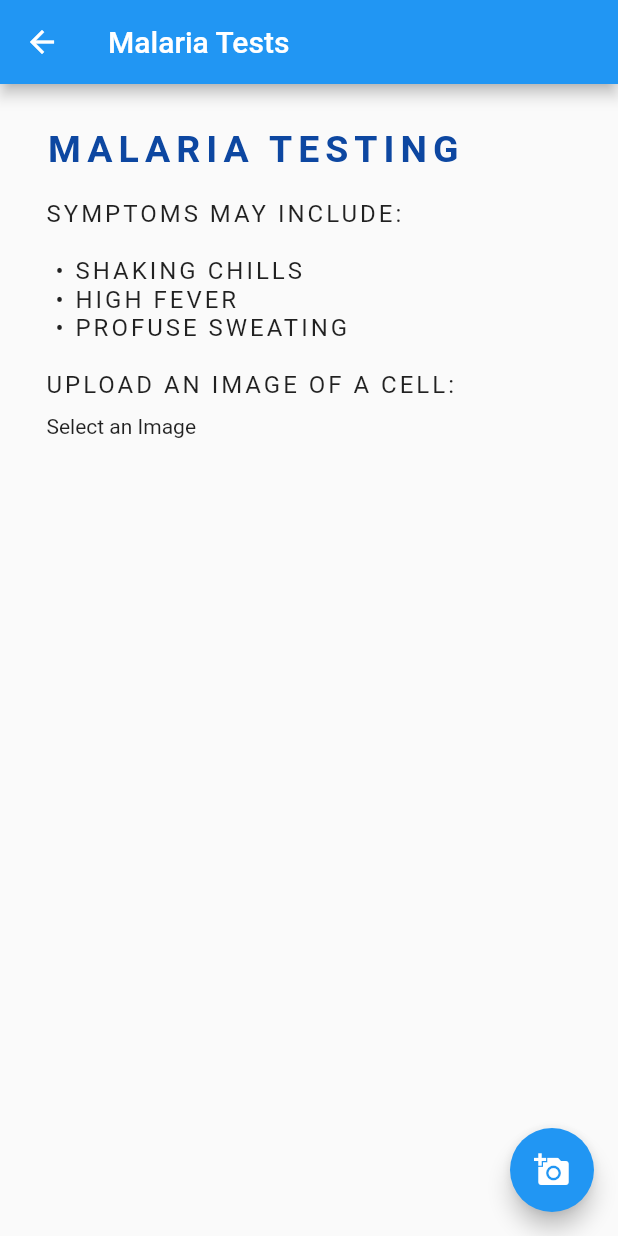
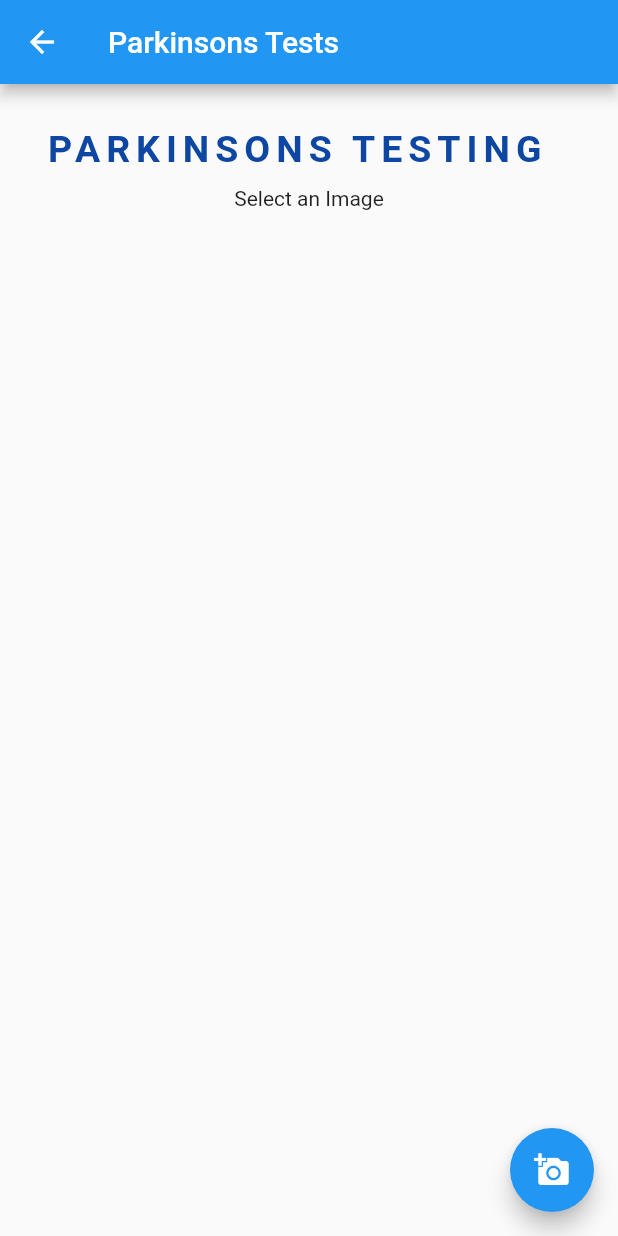
Before and after one commit to KubaWernerowski/to-hacks, a Flutter app: the Tests screen opened by its route, after a tap on "PARKINSONS", on a phone screen of 412 x 824 dp. Run offline on Flutter 3.47's test engine with Material 2 defaults, Android fonts, the phone set to English and light mode, and no system bars; our stand-ins replace image_picker.

Commit message:
Removed unneeded JS code. Final touch ups.

```diff
--- a/demo/lib/main.dart
+++ b/demo/lib/main.dart
@@ -19,6 +19,9 @@ void main() {
           break;
         case '/malaria':
           return MaterialPageRoute(builder: (context) => Malaria());
+          break;
+        case '/parkinsons':
+          return MaterialPageRoute(builder: (context) => Parkinsons());
           break;
       }
     },
@@ -126,7 +129,7 @@ class Tests extends StatelessWidget {
                 child: RaisedButton(
                   onPressed: () {
                     // Navigate to Malaria Upload Image
-                      Navigator.pushNamed(context, '/malaria');
+                    Navigator.pushNamed(context, '/parkinsons');
                   },
                   textColor: Colors.white,
                   color: Colors.blue[700],
@@ -145,10 +148,7 @@ class Tests extends StatelessWidget {
               Container(
                 margin: const EdgeInsets.only(top: 20.0),
                 child: RaisedButton(
-                    onPressed: () {
-                      // Navigate to Malaria Upload Image
-                      Navigator.pushNamed(context, '/malaria');
-                    },
+                  onPressed: null,
                   textColor: Colors.white,
                   color: Colors.blue[700],
                   shape: StadiumBorder(),
@@ -166,10 +166,7 @@ class Tests extends StatelessWidget {
               Container(
                 margin: const EdgeInsets.only(top: 20.0),
                 child: RaisedButton(
-                    onPressed: () {
-                      // Navigate to Malaria Upload Image
-                      Navigator.pushNamed(context, '/malaria');
-                    },
+                  onPressed: null,
                   textColor: Colors.white,
                   color: Colors.blue[700],
                   shape: StadiumBorder(),
@@ -187,10 +184,7 @@ class Tests extends StatelessWidget {
               Container(
                 margin: const EdgeInsets.only(top: 20.0, bottom: 40.0),
                 child: RaisedButton(
-                    onPressed: () {
-                      // Navigate to Malaria Upload Image
-                      Navigator.pushNamed(context, '/malaria');
-                    },
+                  onPressed: null,
                   textColor: Colors.white,
                   color: Colors.blue[700],
                   shape: StadiumBorder(),
@@ -206,7 +200,8 @@ class Tests extends StatelessWidget {
                 ),
               ),
             ],
-            )),
+          ),
+        ),
       ),
     );
   }
@@ -218,28 +213,34 @@ class Malaria extends StatefulWidget {
 }
 
 class _MalariaState extends State<Malaria> {
-  final String flaskEndPoint = 'http://52.233.29.248:80/predict';
+  final String malariaEndpoint = 'http://52.233.29.248:80/predict';
   File _image;
+  String _result;
 
   Future getImage() async {
     var image = await ImagePicker.pickImage(source: ImageSource.gallery);
 
     setState(() {
       _image = image;
-      _uploadIamge();
+      _uploadImage();
     });
   }
 
-  void _uploadIamge() async {
+  void _uploadImage() async {
     if (_image == null) return;
     String base64Image = base64Encode(_image.readAsBytesSync());
     String fileName = _image.path.split('/').last;
 
-    http.post(flaskEndPoint, body: {
+    http.post(malariaEndpoint, body: {
       "image": base64Image,
       "name": fileName,
     }).then((res) {
-      print(res.statusCode);
+      var data = json.decode(res.body);
+      if (data.toString().contains('Clean')) {
+        _result = "Clean";
+      } else {
+        _result = "Malaria Detected";
+      }
     }).catchError((err) {
       print(err);
     });
@@ -283,9 +284,111 @@ class _MalariaState extends State<Malaria> {
                 margin: const EdgeInsets.fromLTRB(30, 10, 30, 10),
                 width: 350,
                 height: 200,
-              child:
-                  _image == null ? Text('Select an Image') : Image.file(_image),
+                child: Column(
+                  children: <Widget>[
+                    _image == null
+                        ? Text('Select an Image')
+                        : Image.file(_image),
+                    _result == null ? Text("") : Text(_result),
+                  ],
+                )),
+          ],
         ),
+      ),
+      floatingActionButton: FloatingActionButton(
+        onPressed: getImage,
+        tooltip: 'Pick Image',
+        child: Icon(Icons.add_a_photo),
+      ),
+    );
+  }
+}
+
+class Parkinsons extends StatefulWidget {
+  @override
+  _ParkinsonsState createState() => _ParkinsonsState();
+}
+
+class _ParkinsonsState extends State<Parkinsons> {
+  final String parkinsonsEndpoint = 'http://52.233.29.248:80/predictp';
+  File _image;
+  String _result;
+
+  Future getImage() async {
+    var image = await ImagePicker.pickImage(source: ImageSource.gallery);
+
+    setState(() {
+      _image = image;
+      _uploadImage();
+    });
+  }
+
+  void _uploadImage() async {
+    if (_image == null) return;
+    String base64Image = base64Encode(_image.readAsBytesSync());
+    String fileName = _image.path.split('/').last;
+
+    http.post(parkinsonsEndpoint, body: {
+      "image": base64Image,
+      "name": fileName,
+    }).then((res) {
+      var data = json.decode(res.body);
+      if (data.toString().contains('Healthy')) {
+        _result = "Healthy";
+      } else {
+        _result = "Parkinsons Detected";
+      }
+    }).catchError((err) {
+      print(err);
+    });
+  }
+
+  @override
+  Widget build(BuildContext context) {
+    return Scaffold(
+      appBar: AppBar(
+        title: Text('Parkinsons Tests'),
+      ),
+      body: Center(
+        child: Column(
+          children: <Widget>[
+            Container(
+              alignment: Alignment.centerLeft,
+              padding: EdgeInsets.only(left: 30, right: 30),
+              child: Text(
+                '\nPARKINSONS TESTING',
+                style: TextStyle(
+                  fontSize: 25,
+                  letterSpacing: 4,
+                  color: Colors.blue[900],
+                  fontWeight: FontWeight.w600,
+                ),
+              ),
+            ),
+            // Container(
+            //   alignment: Alignment.centerLeft,
+            //   padding: EdgeInsets.only(left: 30, right: 30),
+            //   child: Text(
+            //     '\nSYMPTOMS MAY INCLUDE:\n\n • SHAKING CHILLS\n • HIGH FEVER\n • PROFUSE SWEATING\n\nUPLOAD AN IMAGE OF A CELL:',
+            //     style: TextStyle(
+            //       fontSize: 16,
+            //       height: 1.2,
+            //       letterSpacing: 2,
+            //     ),
+            //   ),
+            // ),
+            Container(
+                margin: const EdgeInsets.fromLTRB(30, 10, 30, 10),
+                width: 350,
+                height: 350,
+                child: Column(
+                  children: <Widget>[
+                    _image == null
+                        ? Text('Select an Image')
+                        : Image.file(_image),
+                    _result == null ? Text("") : Text(_result),
+                  ],
+                )),
           ],
         ),
       ),
```
Also changed, not shown: demo/package.json (deleted, +0 -22 lines), demo/package-lock.json (deleted), 1 other file. Lines whose indentation alone changed are shown as unchanged.
